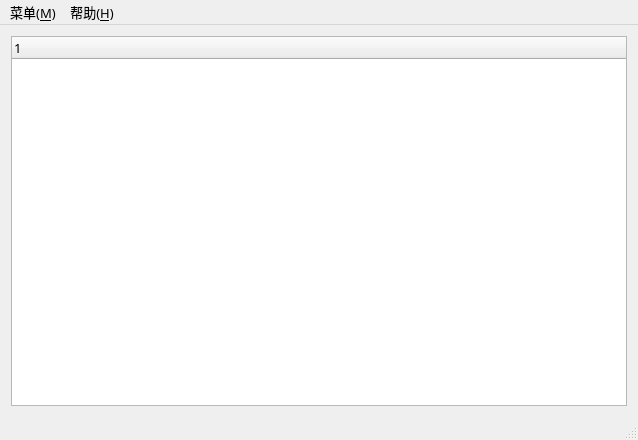
Qt form WD_version3/WD_Server/mainwindow.ui (drcege/WD) before a commit.
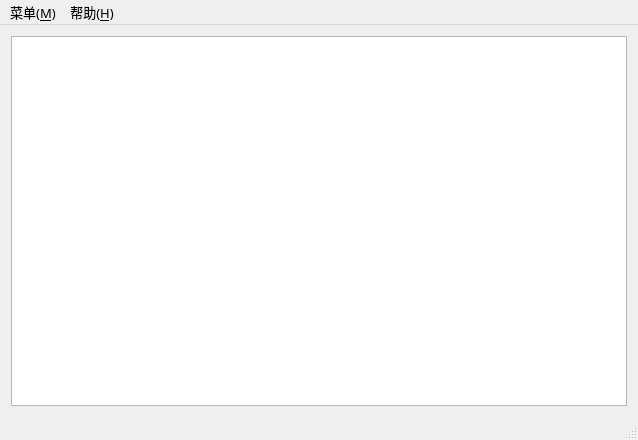
The same form after that commit. Icons and pictures are not drawn.

```diff
--- a/WD_version3/WD_Server/mainwindow.ui
+++ b/WD_version3/WD_Server/mainwindow.ui
@@ -47,7 +47,11 @@
    </property>
    <layout class="QGridLayout" name="gridLayout">
     <item row="0" column="0">
-     <widget class="QTreeWidget" name="treeWidget"/>
+     <widget class="QTreeWidget" name="treeWidget">
+      <attribute name="headerVisible">
+       <bool>false</bool>
+      </attribute>
+     </widget>
     </item>
    </layout>
   </widget>
```
Left out of the diff: 6 changed lines with no effect on the pictures.
